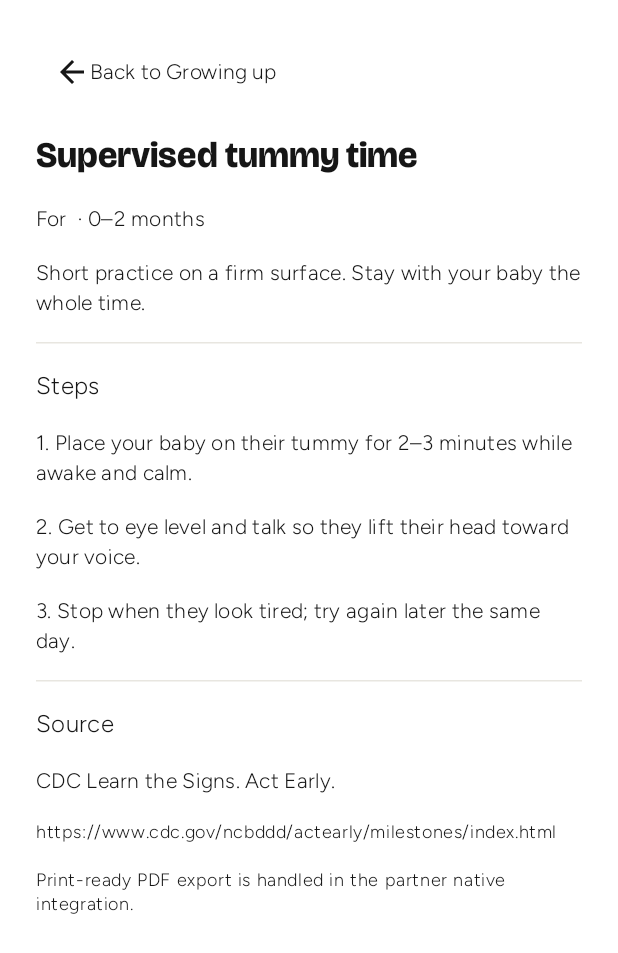
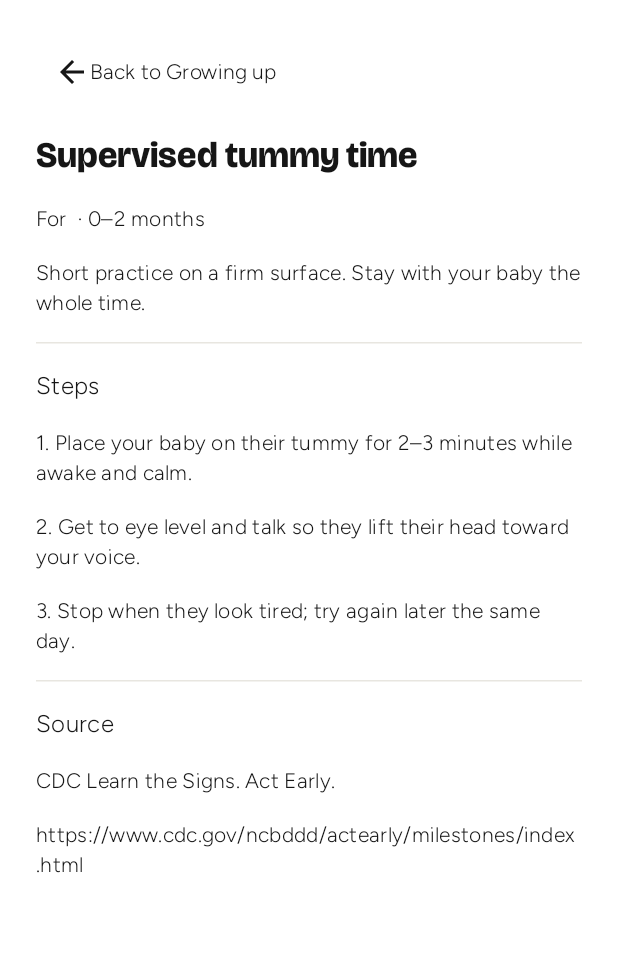
Before and after one commit to runwithfun/family-care, an Android app built with Jetpack Compose: the composable ActivityPrintScreen called with empty values, on a phone screen of 412 x 824 dp. Shown: the top 953 px of the screen. Run offline under Robolectric (Android 15) with nearby library versions, the phone set to English and light mode, and no system bars; our stand-ins replace Compose Multiplatform resources; 1 statement that could not run was skipped.

Commit message:
fix: address Growing up review for durable notes and tab wiring
Observation and discussion task save as one write, next eligible visit is resolved from the plan, stage selection is kept across the activity card, and PDF export files are left for the partner native path.

Co-authored-by: Cursor <cursoragent@cursor.com>

```diff
--- a/app/composeApp/src/commonMain/kotlin/com/runwithfun/familycare/ui/ActivityPrintScreen.kt
+++ b/app/composeApp/src/commonMain/kotlin/com/runwithfun/familycare/ui/ActivityPrintScreen.kt
@@ -54,10 +54,6 @@ fun ActivityPrintScreen(
         HorizontalDivider()
         Text("Source", style = MaterialTheme.typography.titleMedium)
         Text(activity.sourceLabel, style = MaterialTheme.typography.bodyMedium)
-        Text(activity.sourceUrl, style = MaterialTheme.typography.bodySmall)
-        Text(
-            "Print-ready PDF export is handled in the partner native integration.",
-            style = MaterialTheme.typography.bodySmall,
-        )
+        Text(activity.sourceUrl, style = MaterialTheme.typography.bodyMedium)
     }
 }
```
